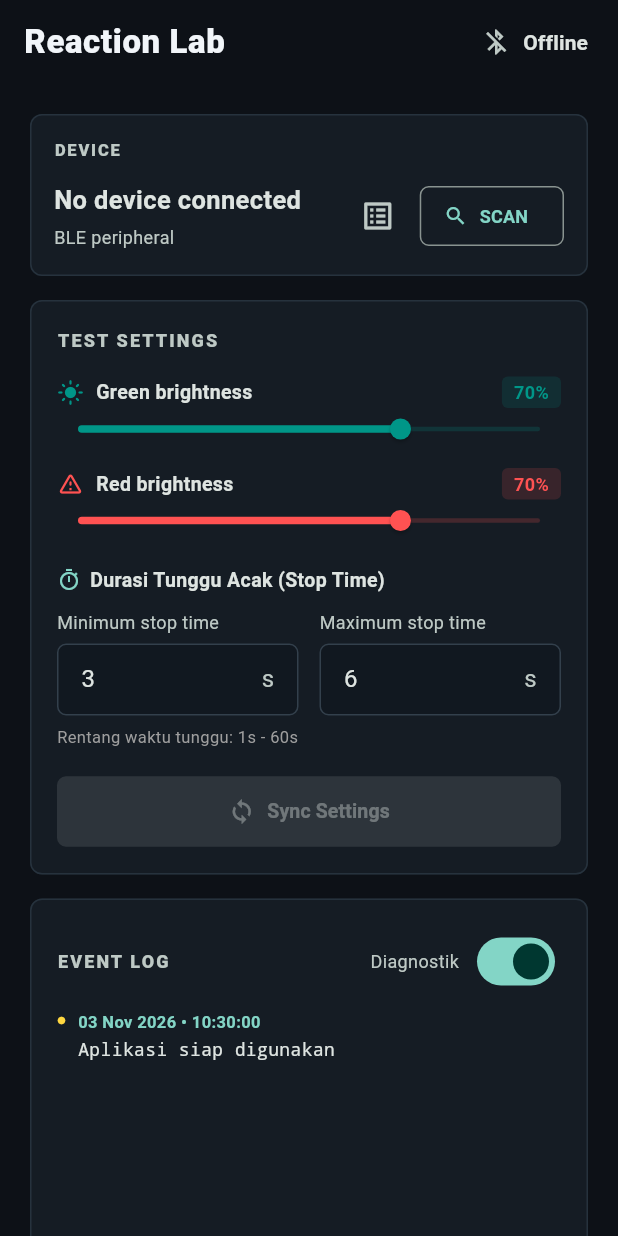
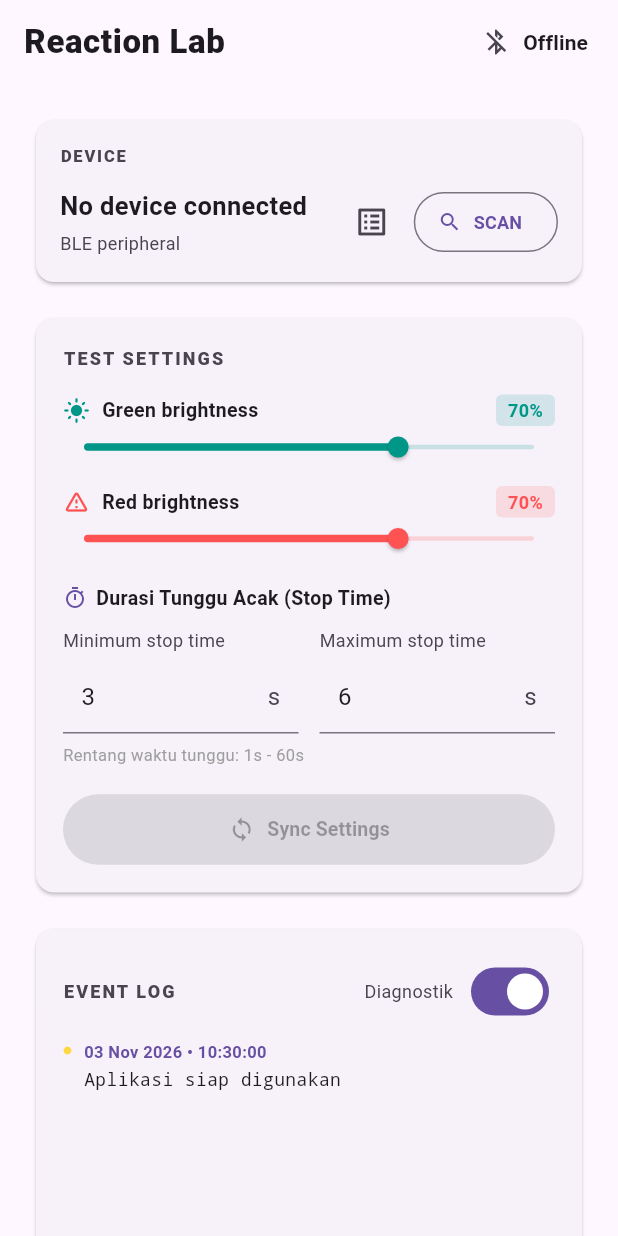
Before and after one commit to evangelionxyz/Reaction-Lab, a Flutter app: the screen it shows after launch, on a phone screen of 412 x 824 dp. Run offline on Flutter 3.47's test engine with Material 3 defaults, Android fonts, the phone set to English and light mode, and no system bars; our stand-ins replace file_picker, flutter_blue_plus; statements that could not run were skipped.

```diff
--- a/lib/main.dart
+++ b/lib/main.dart
@@ -16,7 +16,9 @@ class ReactionApp extends StatelessWidget {
     return MaterialApp(
       debugShowCheckedModeBanner: false,
       title: 'Reaction Lab',
-      theme: AppTheme.darkTheme,
+      theme: AppTheme.lightTheme,
+      darkTheme: AppTheme.darkTheme,
+      themeMode: ThemeMode.light, // Set default to light mode
       home: const ReactionHomeScreen(),
     );
   }
```
Also changed, not shown: pubspec.yaml (+14 -0 lines), assets/ahm-logo.png (added), pubspec.lock, 19 other files.
